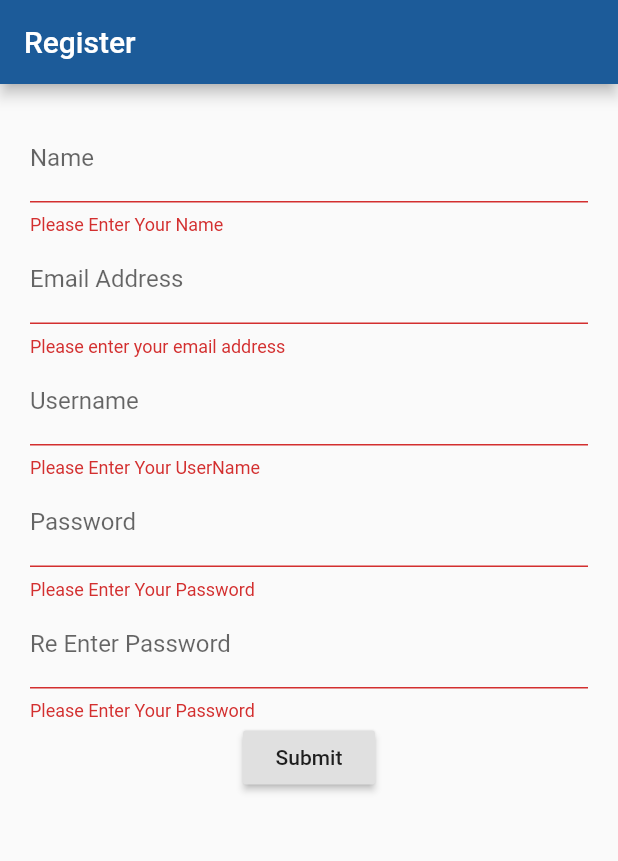
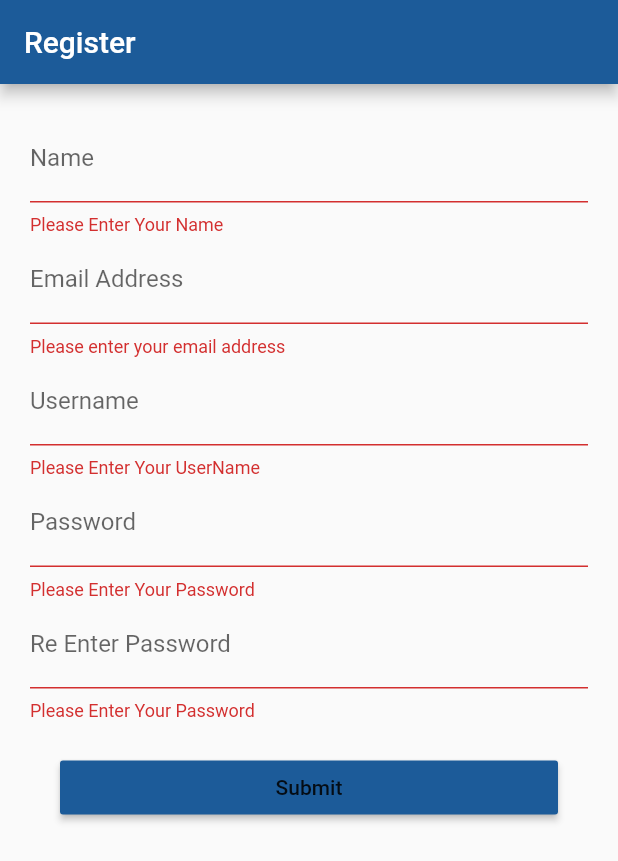
Before and after one commit to abbasidaniyal/Delve, a Flutter app: the screen it shows after launch, after a tap on "Submit", on a phone screen of 412 x 824 dp. Shown: the top 861 px of the screen. Run offline on Flutter 3.47's test engine with Material 2 defaults, Android fonts, the phone set to English and light mode, and no system bars; our stand-ins replace splashscreen.

Commit message:
Register Page Functioning

```diff
--- a/lib/pages/register_page.dart
+++ b/lib/pages/register_page.dart
@@ -13,10 +13,19 @@ class _RegisterPageState extends State<RegisterPage> {
   Map<String, String> registerData = {};
 
   void submitForm() {
+    _formKey.currentState.save();
     if (_formKey.currentState.validate()) {
       MainModel model = ScopedModel.of(context);
 
-      model.register(registerData);
+      model.register(registerData).then((status){
+        if(status){
+
+        } else {
+          Scaffold.of(context).showSnackBar(SnackBar(
+            content: Text("Error, Re-try"),
+          ));
+        }
+      });
     }
   }
 
@@ -30,7 +39,7 @@ class _RegisterPageState extends State<RegisterPage> {
         margin: EdgeInsets.all(20.0),
         child: Form(
           key: _formKey,
-          child: Column(
+          child: ListView(
             children: <Widget>[
               TextFormField(
                 decoration: InputDecoration(
@@ -114,9 +123,13 @@ class _RegisterPageState extends State<RegisterPage> {
                 obscureText: true,
                 keyboardType: TextInputType.text,
               ),
-              RaisedButton(
-                child: Text("Submit"),
-                onPressed: submitForm,
+              Container(
+                margin: EdgeInsets.all(20),
+                child: RaisedButton(
+                  color: Theme.of(context).primaryColor,
+                  child: Text("Submit"),
+                  onPressed: submitForm,
+                ),
               )
             ],
           ),
--- a/lib/pages/welcome_page.dart
+++ b/lib/pages/welcome_page.dart
@@ -8,7 +8,7 @@ class WelcomePage extends StatelessWidget {
   @override
   Widget build(BuildContext context) {
     return SplashScreen(
-        seconds: 5,
+        seconds: 2,
         image: Image.asset("lib/assets/logo.jpg"),
         photoSize: 200,
         backgroundColor: Theme.of(context).primaryColor,
```
